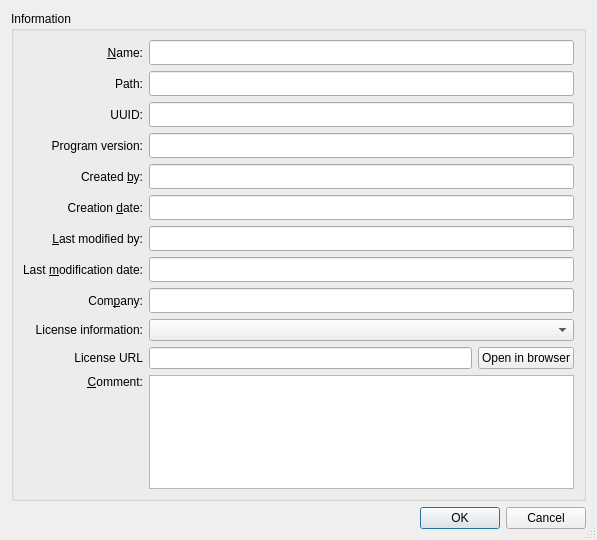
Old version of the form src/Gui/DlgProjectInformation.ui in the repository southseact-3d/fcd.
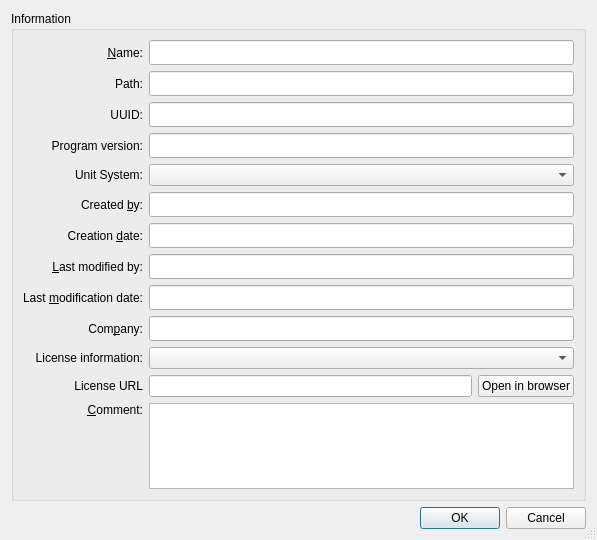
New version of the form.

Commit message:
Move the unit schema into Project Information and remove all Project Unit System code (#11266)
* Add unit system to Project Information and store with document.

* Remove the project unit system

* Restore correct document activation signalling to fix test fail

* Remove commented out dead lines

* Restore ignore option for project unit schemas

* Whitespace fix

* Refresh after changing units

* Remove field label

* Property editor changes applied to unit system

What changed in the file:
```diff
--- a/src/Gui/DlgProjectInformation.ui
+++ b/src/Gui/DlgProjectInformation.ui
@@ -137,6 +137,23 @@
        </widget>
       </item>
       <item row="4" column="0">
+       <widget class="QLabel" name="textLabelUnitSystem">
+        <property name="text">
+         <string>Unit System:</string>
+        </property>
+        <property name="alignment">
+         <set>Qt::AlignRight|Qt::AlignTrailing|Qt::AlignVCenter</set>
+        </property>
+       </widget>
+      </item>
+      <item row="4" column="1">
+        <widget class="QComboBox" name="comboBox_unitSystem">
+         <property name="toolTip">
+          <string>Unit system for this file</string>
+         </property>
+        </widget>
+      </item>
+      <item row="5" column="0">
        <widget class="QLabel" name="textLabelCreator">
         <property name="text">
          <string>Created &amp;by:</string>
@@ -149,7 +166,7 @@
         </property>
        </widget>
       </item>
-      <item row="4" column="1">
+      <item row="5" column="1">
        <widget class="QLineEdit" name="lineEditCreator">
         <property name="minimumSize">
          <size>
@@ -159,7 +176,7 @@
         </property>
        </widget>
       </item>
-      <item row="5" column="0">
+      <item row="6" column="0">
        <widget class="QLabel" name="textLabelCreateDate">
         <property name="text">
          <string>Creation &amp;date:</string>
@@ -172,7 +189,7 @@
         </property>
        </widget>
       </item>
-      <item row="5" column="1">
+      <item row="6" column="1">
        <widget class="QLineEdit" name="lineEditDate">
         <property name="minimumSize">
          <size>
@@ -185,7 +202,7 @@
         </property>
        </widget>
       </item>
-      <item row="6" column="0">
+      <item row="7" column="0">
        <widget class="QLabel" name="textLabelLastMod">
         <property name="text">
          <string>&amp;Last modified by:</string>
@@ -198,7 +215,7 @@
         </property>
        </widget>
       </item>
-      <item row="6" column="1">
+      <item row="7" column="1">
        <widget class="QLineEdit" name="lineEditLastMod">
         <property name="minimumSize">
          <size>
@@ -208,7 +225,7 @@
         </property>
        </widget>
       </item>
-      <item row="7" column="0">
+      <item row="8" column="0">
        <widget class="QLabel" name="textLabelLastModDate">
         <property name="text">
          <string>Last &amp;modification date:</string>
@@ -221,7 +238,7 @@
         </property>
        </widget>
       </item>
-      <item row="7" column="1">
+      <item row="8" column="1">
        <widget class="QLineEdit" name="lineEditLastModDate">
         <property name="minimumSize">
          <size>
@@ -234,7 +251,7 @@
         </property>
        </widget>
       </item>
-      <item row="8" column="0">
+      <item row="9" column="0">
        <widget class="QLabel" name="textLabelCompany">
         <property name="text">
          <string>Com&amp;pany:</string>
@@ -247,7 +264,7 @@
         </property>
        </widget>
       </item>
-      <item row="8" column="1">
+      <item row="9" column="1">
        <widget class="QLineEdit" name="lineEditCompany">
         <property name="minimumSize">
          <size>
@@ -257,7 +274,7 @@
         </property>
        </widget>
       </item>
-      <item row="9" column="0">
+      <item row="10" column="0">
        <widget class="QLabel" name="textLabelLicense">
         <property name="text">
          <string>License information:</string>
@@ -267,10 +284,10 @@
         </property>
        </widget>
       </item>
-      <item row="9" column="1">
+      <item row="10" column="1">
        <widget class="QComboBox" name="comboLicense"/>
       </item>
-      <item row="10" column="0">
+      <item row="11" column="0">
        <widget class="QLabel" name="textLabelLicenseURL">
         <property name="text">
          <string>License URL</string>
@@ -280,7 +297,7 @@
         </property>
        </widget>
       </item>
-      <item row="10" column="1">
+      <item row="11" column="1">
        <layout class="QHBoxLayout" name="horizontalLayout_2">
         <item>
          <widget class="QLineEdit" name="lineEditLicenseURL"/>
@@ -294,7 +311,7 @@
         </item>
        </layout>
       </item>
-      <item row="11" column="0">
+      <item row="12" column="0">
        <widget class="QLabel" name="textLabelComment">
         <property name="text">
          <string>&amp;Comment:</string>
@@ -307,10 +324,10 @@
         </property>
        </widget>
       </item>
-      <item row="11" column="1" rowspan="2">
+      <item row="12" column="1" rowspan="2">
        <widget class="QTextEdit" name="textEditComment"/>
       </item>
-      <item row="12" column="0">
+      <item row="13" column="0">
        <spacer>
         <property name="orientation">
          <enum>Qt::Vertical</enum>
```
The commit also changes 11 other files.
